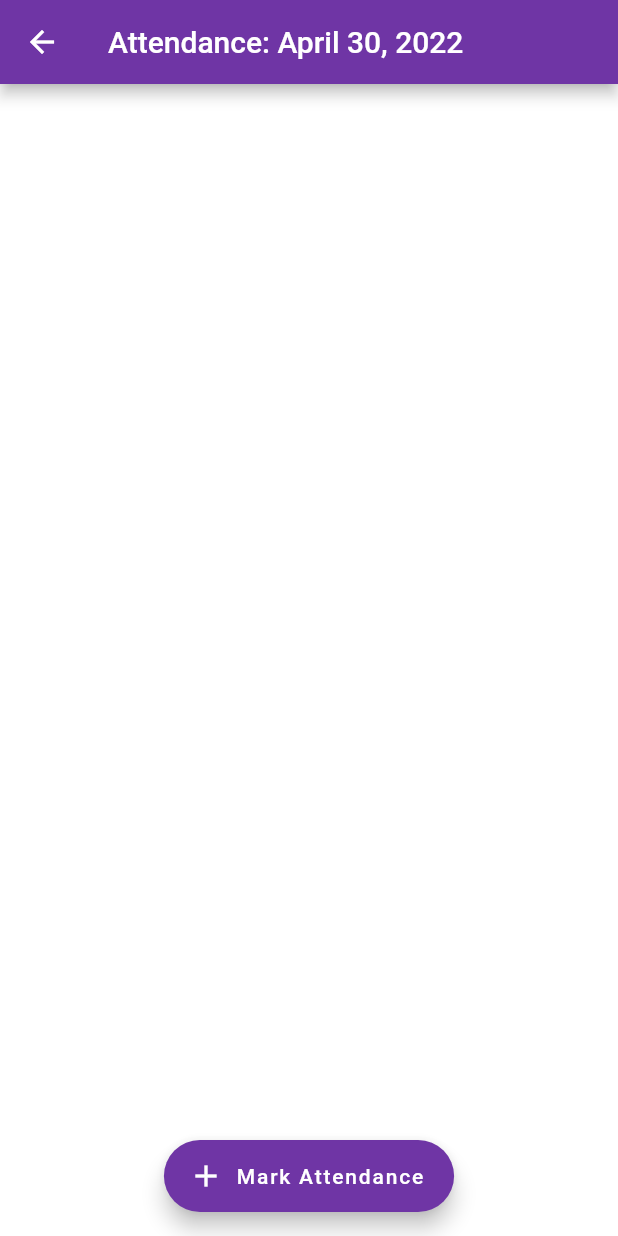
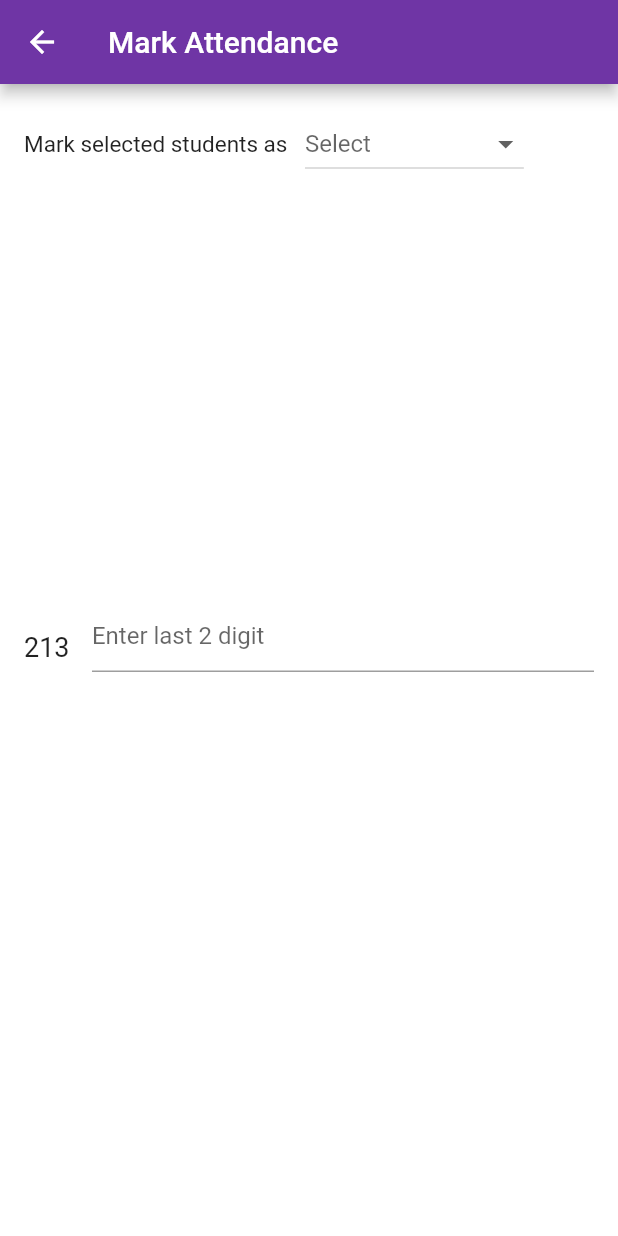
Before and after one commit to Prajjjwal/Attendance-App-PICT, a Flutter app: the attendance screen opened directly with empty values, scrolled down 576 dp, after a tap on "Mark Attendance", on a phone screen of 412 x 824 dp. Run offline on Flutter 3.47's test engine with Material 2 defaults, Android fonts, the light colour scheme and no system bars; our stand-ins replace cloud_firestore, firebase_auth, firebase_core, flutter_svg, shared_preferences; accounts and stored records are empty.

Commit message:
Added Attendance marking page

```diff
--- a/lib/Screens/attendance_view.dart
+++ b/lib/Screens/Attendance/attendance_view.dart
@@ -1,5 +1,6 @@
 import 'package:flutter/material.dart';
-import 'package:pict_mis/Screens/flexibleappbar.dart';
+import 'package:pict_mis/Screens/Attendance/flexibleappbar.dart';
+import 'package:pict_mis/Screens/Attendance/markAttendance_view.dart';
 import 'package:pict_mis/Subjects.dart';
 import 'package:pict_mis/constants.dart';
 
@@ -41,7 +42,8 @@ class attendance extends StatelessWidget {
       ),
       floatingActionButton: FloatingActionButton.extended(
         onPressed: () {
-          // Add your onPressed code here!
+          Navigator.push(context,
+              MaterialPageRoute(builder: (context) => const MarkAttendance()));
         },
         label: const Text('Mark Attendance'),
         icon: const Icon(Icons.add),
--- /dev/null
+++ b/lib/Screens/Attendance/markAttendance_view.dart
@@ -0,0 +1,85 @@
+import 'package:flutter/material.dart';
+import 'package:pict_mis/class.dart';
+import 'package:pict_mis/components/text_field_container.dart';
+import 'package:pict_mis/constants.dart';
+
+class MarkAttendance extends StatefulWidget {
+  const MarkAttendance({Key? key}) : super(key: key);
+
+  @override
+  State<MarkAttendance> createState() => _MarkAttendanceState();
+}
+
+class _MarkAttendanceState extends State<MarkAttendance> {
+  final List _items = ['Present Students', 'Absent Students'];
+  String? valueType;
+  String? rollValue;
+  @override
+  Widget build(BuildContext context) {
+    return Scaffold(
+      appBar: AppBar(
+        title: const Text("Mark Attendance"),
+        backgroundColor: kPrimaryColor,
+        elevation: 4.0,
+      ),
+      body: Container(
+          padding: const EdgeInsets.all(16.0),
+          child: Column(
+            mainAxisAlignment: MainAxisAlignment.start,
+            children: <Widget>[
+              Center(
+                  child: Row(children: <Widget>[
+                const Text('Mark selected students as ',
+                    style: TextStyle(
+                      fontSize: 15.0,
+                    )),
+                const Padding(padding: EdgeInsets.only(left: 8.0)),
+                DropdownButton<String>(
+                  value: valueType,
+                  autofocus: true,
+                  hint: const Text("Select"),
+                  items: _items.map((val) {
+                    return DropdownMenuItem<String>(
+                      child: Text(val),
+                      value: val,
+                    );
+                  }).toList(),
+                  onChanged: (value) => setState(() {
+                    valueType = value;
+                  }),
+                ),
+              ])),
+              const Padding(padding: EdgeInsets.only(top: 280.0)),
+              Row(children: <Widget>[
+                const Text(
+                  '213',
+                  style: TextStyle(fontSize: 18.0),
+                ),
+                Expanded(
+                  child: Padding(
+                    padding: const EdgeInsets.only(left: 15.0, bottom: 15.0),
+                    child: TextFormField(
+                        maxLength: 2,
+                        keyboardType: TextInputType.number,
+                        cursorColor: kPrimaryColor,
+                        onChanged: (value) => setState(() {
+                              if (value.length <= 2) {
+                                rollValue = value;
+                              }
+                            }),
+                        decoration: const InputDecoration(
+                          counterText: '',
+                          focusedBorder: UnderlineInputBorder(
+                            borderSide:
+                                BorderSide(color: kPrimaryColor, width: 2.0),
+                          ),
+                          hintText: "Enter last 2 digit",
+                        )),
+                  ),
+                )
+              ])
+            ],
+          )),
+    );
+  }
+}
--- a/lib/Screens/home_view.dart
+++ b/lib/Screens/home_view.dart
@@ -1,7 +1,7 @@
 import 'package:firebase_auth/firebase_auth.dart';
 import 'package:flutter/material.dart';
 import 'package:pict_mis/Screens/Login/login_screen.dart';
-import 'package:pict_mis/Screens/attendance_view.dart';
+import 'package:pict_mis/Screens/Attendance/attendance_view.dart';
 import 'package:pict_mis/Subjects.dart';
 import 'package:pict_mis/Class%20Data/select_year.dart';
 import 'package:shared_preferences/shared_preferences.dart';
--- a/lib/class.dart
+++ b/lib/class.dart
@@ -23,6 +23,7 @@ var SE = {
   'Software Engineering (SE)': 'TH',
   'Microprocessor (MP)': 'TH',
   'Principles of Programming Languages (PPL)': 'TH',
+  'Project Based Learning (PBL)': 'PR',
   'Data Structure and Algorithms Laboratary (DSAL)': 'PR',
   'Microprocessor Laboratary (MPL)': 'PR',
   'Engineering Mathermatics Tutorial (TUT)': 'PR',
```
Also changed, not shown: lib/Screens/Attendance/flexibleappbar.dart (renamed from lib/Screens/flexibleappbar.dart), 1 other file.
